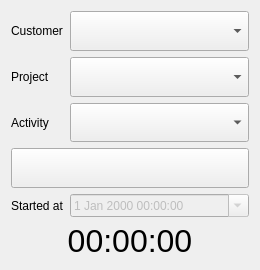
Qt form src/app/activitywidget.ui (AlexandrePTJ/kemai) before a commit.
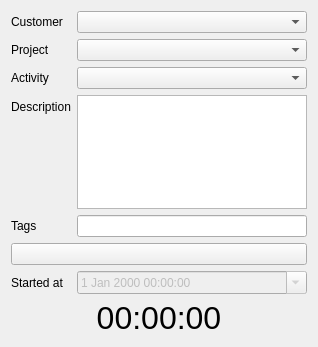
The same form after that commit. Icons and pictures are not drawn.

Commit message: #15 Add description and tags on activity widget

```diff
--- a/src/app/activitywidget.ui
+++ b/src/app/activitywidget.ui
@@ -6,8 +6,8 @@
    <rect>
     <x>0</x>
     <y>0</y>
-    <width>260</width>
-    <height>270</height>
+    <width>318</width>
+    <height>347</height>
    </rect>
   </property>
   <property name="windowTitle">
@@ -106,7 +106,7 @@
        </property>
       </widget>
      </item>
-     <item row="3" column="0" colspan="2">
+     <item row="5" column="0" colspan="2">
       <widget class="QPushButton" name="btStartStop">
        <property name="sizePolicy">
         <sizepolicy hsizetype="Minimum" vsizetype="Expanding">
@@ -135,14 +135,14 @@
        </property>
       </widget>
      </item>
-     <item row="4" column="0">
+     <item row="6" column="0">
       <widget class="QLabel" name="lbStartedAt">
        <property name="text">
         <string>Started at</string>
        </property>
       </widget>
      </item>
-     <item row="4" column="1">
+     <item row="6" column="1">
       <widget class="QDateTimeEdit" name="dteStartedAt">
        <property name="enabled">
         <bool>false</bool>
@@ -158,6 +158,26 @@
        </property>
       </widget>
      </item>
+     <item row="4" column="1">
+      <widget class="QLineEdit" name="leTags"/>
+     </item>
+     <item row="4" column="0">
+      <widget class="QLabel" name="lbTags">
+       <property name="text">
+        <string>Tags</string>
+       </property>
+      </widget>
+     </item>
+     <item row="3" column="1">
+      <widget class="QPlainTextEdit" name="pteDescription"/>
+     </item>
+     <item row="3" column="0">
+      <widget class="QLabel" name="lbDescription">
+       <property name="text">
+        <string>Description</string>
+       </property>
+      </widget>
+     </item>
     </layout>
    </item>
    <item>
```
The commit also changes 8 other files.
